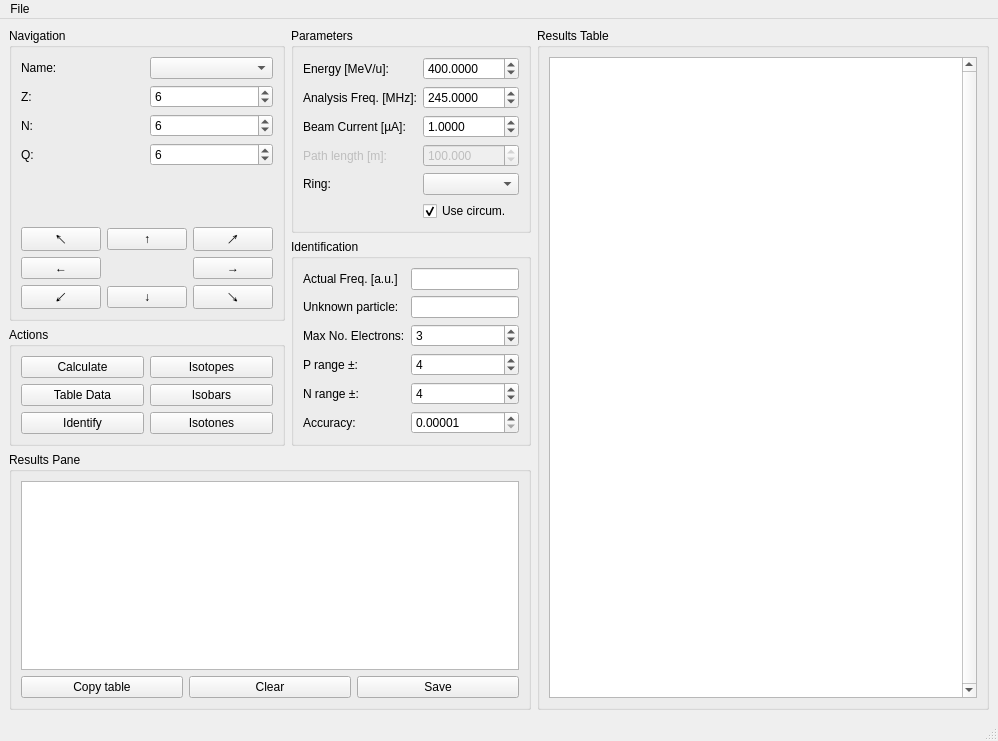
Old version of the form rsrc/mainwindow.ui in the repository xaratustrah/barion.
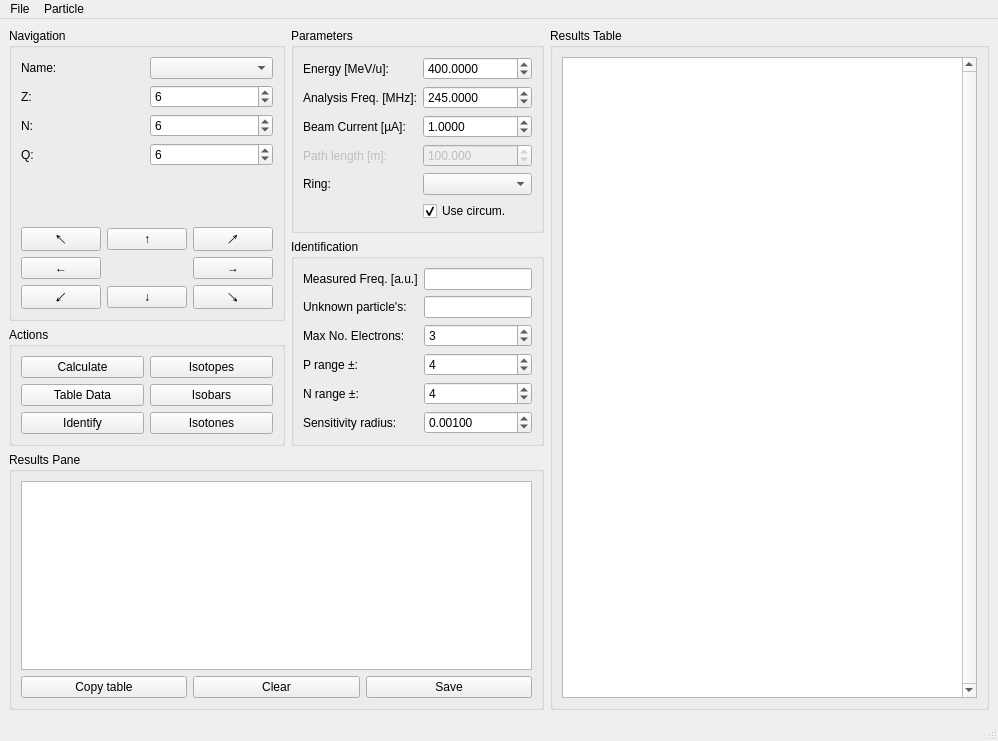
New version of the form.

Diff of the .ui file:
```diff
--- a/rsrc/mainwindow.ui
+++ b/rsrc/mainwindow.ui
@@ -348,7 +348,7 @@
            <item row="5" column="0">
             <widget class="QLabel" name="label">
              <property name="text">
-              <string>Accuracy:</string>
+              <string>Sensitivity radius:</string>
              </property>
             </widget>
            </item>
@@ -358,7 +358,7 @@
            <item row="1" column="0">
             <widget class="QLabel" name="label_14">
              <property name="text">
-              <string>Unknown particle:</string>
+              <string>Unknown particle's:</string>
              </property>
             </widget>
            </item>
@@ -385,7 +385,7 @@
            <item row="0" column="0">
             <widget class="QLabel" name="label_12">
              <property name="text">
-              <string>Actual Freq. [a.u.]</string>
+              <string>Measured Freq. [a.u.]</string>
              </property>
             </widget>
            </item>
@@ -403,6 +403,9 @@
              <property name="singleStep">
               <double>0.000010000000000</double>
              </property>
+             <property name="value">
+              <double>0.001000000000000</double>
+             </property>
             </widget>
            </item>
           </layout>
@@ -578,7 +581,20 @@
     <addaction name="separator"/>
     <addaction name="actionQuit"/>
    </widget>
+   <widget class="QMenu" name="menuParticle">
+    <property name="title">
+     <string>Particle</string>
+    </property>
+    <addaction name="actionCalculate"/>
+    <addaction name="actionShow_table_data"/>
+    <addaction name="actionIdentify"/>
+    <addaction name="separator"/>
+    <addaction name="actionIsotopes"/>
+    <addaction name="actionIsobars"/>
+    <addaction name="actionIsotones"/>
+   </widget>
    <addaction name="menuFile"/>
+   <addaction name="menuParticle"/>
   </widget>
   <widget class="QStatusBar" name="statusbar"/>
   <action name="actionLoad_Freqlist">
```
Left out of the diff: 54 changed lines with no effect on the pictures.
